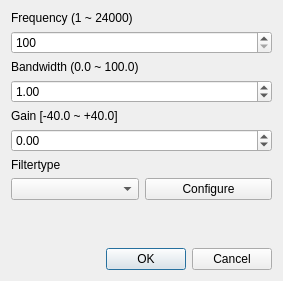
First picture: the form in widget/AddPointDialog.ui, repository timschneeb/DDCToolbox, before the edit.
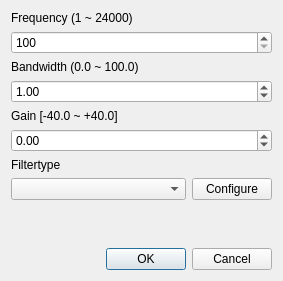
Second picture: the form after the edit. Icons and pictures are not drawn.

Commit message: Fix strings and layout

The edit to the form file:
```diff
--- a/widget/AddPointDialog.ui
+++ b/widget/AddPointDialog.ui
@@ -89,7 +89,7 @@
     </widget>
    </item>
    <item>
-    <layout class="QHBoxLayout" name="horizontalLayout">
+    <layout class="QHBoxLayout" name="horizontalLayout" stretch="5,1">
      <property name="topMargin">
       <number>0</number>
      </property>
```
The commit also changes 4 other files.
